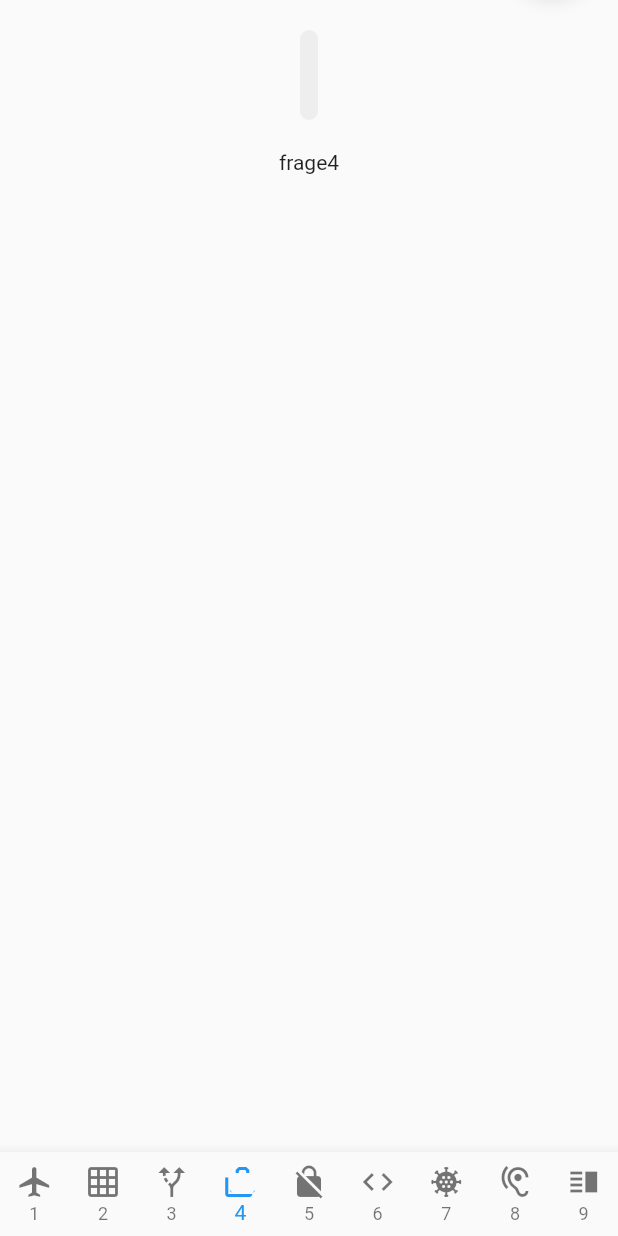
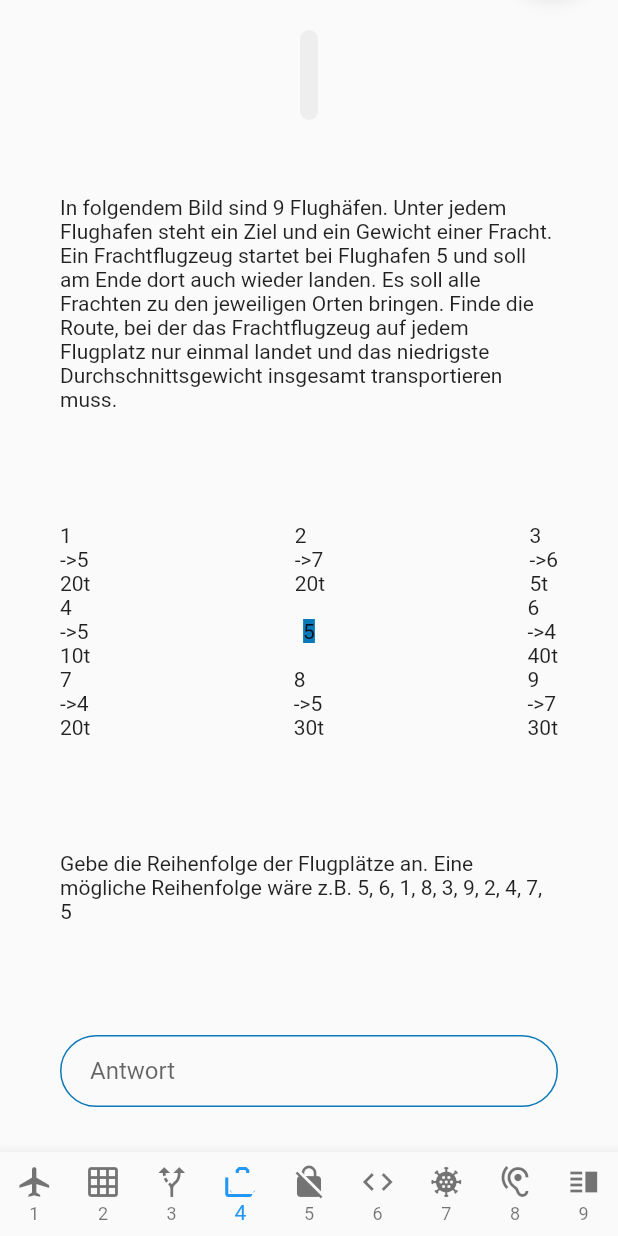
Before and after one commit to valle0202/airbus_schueler_quiz, a Flutter app: the QuizScreen screen opened directly, item 4 of the bottom bar chosen, on a phone screen of 412 x 824 dp. Run offline on Flutter 3.47's test engine with Material 2 defaults, Android fonts, the phone set to English and light mode, and no system bars.

Commit message:
question1 and 4 design started

```diff
--- a/schueler_quiz_web_app/lib/Screens/Quiz/question1.dart
+++ b/schueler_quiz_web_app/lib/Screens/Quiz/question1.dart
@@ -4,15 +4,51 @@ import 'package:flutter/cupertino.dart';
 import 'package:flutter/material.dart';
 import 'package:schueler_quiz_web_app/constants.dart';
 
+bool showQuestion = true;
+
 Widget question1() {
+  if(showQuestion){
+    return puzzle1();
+  } else {
+    return info1();
+  }
+}
+
+Widget info1 (){
+  return Text("some nice info about the A320");
+}
+
+Widget puzzle1 (){
+  return Padding(
+    padding: const EdgeInsets.symmetric(vertical: 20.0, horizontal: 100),
+    child: Column(
+      mainAxisAlignment: MainAxisAlignment.spaceEvenly,
+      children: [
+        Text("Für die Produktions des A320 werden 2 triebwerke, 2 Flügel, 3 Rumpfteile und 1 Leitwerk benötigt. \nAktuell werden folgende Produktionszeiten benötigt:\n",
+          style: TextStyle(fontSize: 20),
+        ),
+        Row(children: [
+          Text("Triebwerk: 4h\nFlügel: 5h \nRumpfteil: 4h \nLeitwerk: 11h",
+            style: TextStyle(fontSize: 28, height: 2.5),
+          ),
+          Container(child: Image(image: AssetImage("assets/images/a320.jpg"), height: 280,)),
+          ],
+          mainAxisAlignment: MainAxisAlignment.spaceEvenly,
+          ),
+        Text("Frage: Wie viele überschüssige Triebwerke stauen sich nach 11 Werktagen(24h/Tag Produktion) Tagen auf dem Werksgelände an? ",
+          style: TextStyle(fontSize: 20, color: Colors.grey[800]),
+        ),
+        //SizedBox(width: 50,),
+        answer(100),
+      ],
+    ),
+  );
+}
+
+
+Widget answer (double width) {
   return Container(
-    child: Padding(
-      padding: const EdgeInsets.all(20.0),
-      child: Column(
-        children: [
-          Text("Für die Produktions des A320 werden 2 triebwerke, 2 Flügel, 3 Rumpfteile und 1 Leitwerk benötigt. \nAktuell werden folgende Produktionszeiten benötigt:\n1 Triebwerk: 4h\n1 Flügel: 5h \n1 Rumpfteil: 4h \n1 Leitwerk: 11h"),
-          Container(
-            width: 100,
+    width: width,
     child: TextField(
       decoration: InputDecoration(
         hintText: 'Antwort',
@@ -32,9 +68,5 @@ Widget question1() {
         ),
       ),
     ),
-          ),
-        ],
-      ),
-    )
   );
 }
--- a/schueler_quiz_web_app/lib/Screens/Quiz/question4.dart
+++ b/schueler_quiz_web_app/lib/Screens/Quiz/question4.dart
@@ -1,5 +1,38 @@
 import 'package:flutter/cupertino.dart';
+import 'package:flutter/material.dart';
+import 'package:schueler_quiz_web_app/Screens/Quiz/question1.dart';
+import 'package:schueler_quiz_web_app/constants.dart';
 
 Widget question4() {
-  return Text("frage4");
+  return Padding(
+    padding: const EdgeInsets.symmetric(horizontal: 40, vertical: 30),
+    child: Column(
+      mainAxisAlignment: MainAxisAlignment.spaceBetween,
+      children: [
+        Text("In folgendem Bild sind 9 Flughäfen. Unter jedem Flughafen steht ein Ziel und ein Gewicht einer Fracht. Ein Frachtflugzeug startet bei Flughafen 5 und soll am Ende dort auch wieder landen. Es soll alle Frachten zu den jeweiligen Orten bringen. Finde die Route, bei der das Frachtflugzeug auf jedem Flugplatz nur einmal landet und das niedrigste Durchschnittsgewicht insgesamt transportieren muss."),
+        Column(
+          mainAxisAlignment: MainAxisAlignment.spaceBetween,
+          children: [
+            Row(mainAxisAlignment: MainAxisAlignment.spaceBetween, children: [Airport(1, 5, 20), Airport(2, 7, 20), Airport(3, 6, 5)],),
+            Row(mainAxisAlignment: MainAxisAlignment.spaceBetween, children: [Airport(4, 5, 10), Airport(5, 0, 0), Airport(6, 4, 40)],),
+            Row(mainAxisAlignment: MainAxisAlignment.spaceBetween, children: [Airport(7, 4, 20), Airport(8, 5, 30), Airport(9, 7, 30)],),
+          ],
+        ),
+        Text('Gebe die Reihenfolge der Flugplätze an. Eine mögliche Reihenfolge wäre z.B. 5, 6, 1, 8, 3, 9, 2, 4, 7, 5'),
+        answer(500),
+      ],
+    ),
+  );
 }
+
+Widget Airport (int number, int to, int weight) {
+  if(to == 0 && weight == 0) {
+    return Container(
+      color: secondaryBlue,
+      child: Text(number.toString())
+    );
+  }
+  return Container(
+    child: Text(number.toString() + "\n->" + to.toString() + '\n' + weight.toString() + 't'),
+  );
+}
--- a/schueler_quiz_web_app/lib/Screens/Quiz/quiz_screen.dart
+++ b/schueler_quiz_web_app/lib/Screens/Quiz/quiz_screen.dart
@@ -99,7 +99,7 @@ class _QuizScreenState extends State<QuizScreen> {
               ),
             ),
           ),
-          Center(
+          Expanded(
             child: quizWidgets.elementAt(selectedIndex),
             //child: Text("$selectedIndex"),
             ),
```
Also changed, not shown: schueler_quiz_web_app/assets/images/a320.jpg (added). Lines whose indentation alone changed are shown as unchanged.
